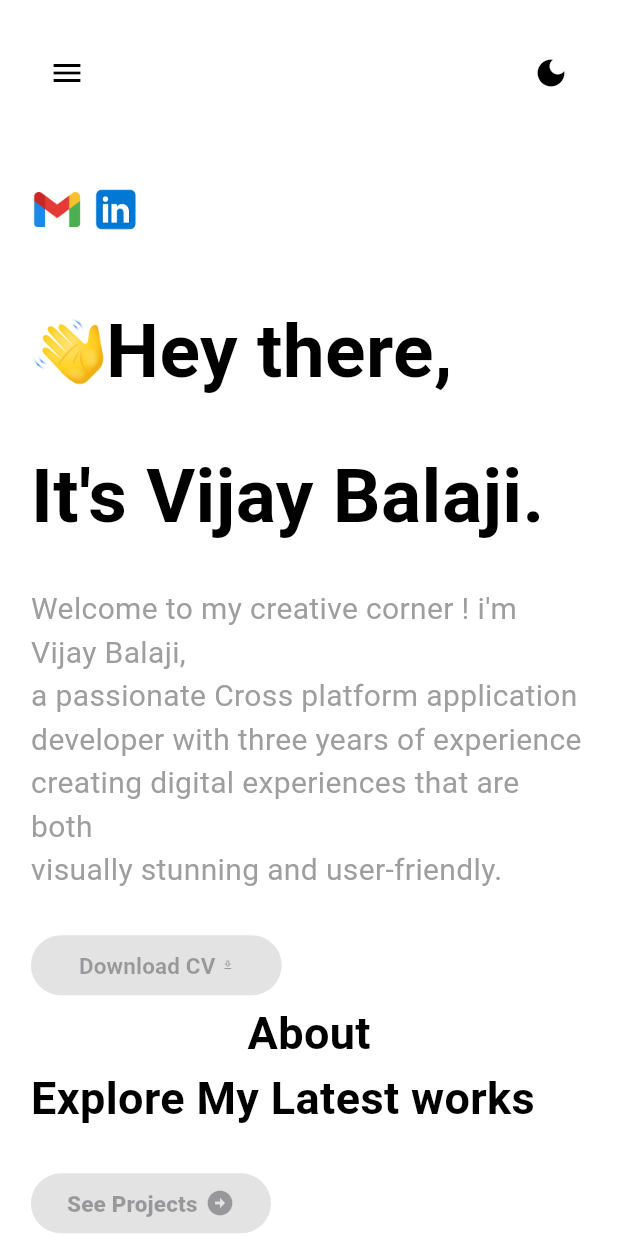
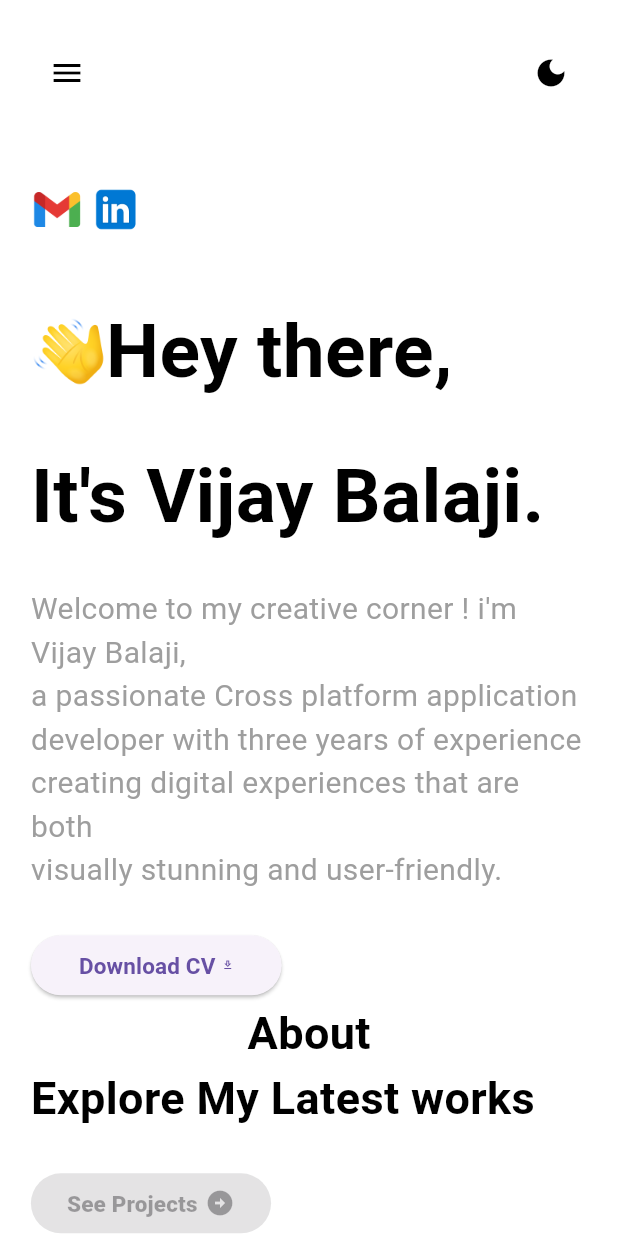
Before and after one commit to VijayBalaji6/portfolio, a Flutter app: the screen it shows after launch, after a tap on the "menu" icon, after a tap on the "dark mode" icon, on a phone screen of 412 x 824 dp. Run offline on Flutter 3.47's test engine with Material 3 defaults, Android fonts, the light colour scheme and no system bars; our stand-ins replace firebase_core, firebase_storage, flutter_riverpod, flutter_screenutil, riverpod_annotation, web; accounts and stored records are empty; network calls fail; statements that could not run were skipped.

Commit message:
social navigation added

```diff
--- a/lib/main.dart
+++ b/lib/main.dart
@@ -1,12 +1,18 @@
+import 'package:firebase_core/firebase_core.dart';
 import 'package:flutter/material.dart';
 import 'package:flutter_riverpod/flutter_riverpod.dart';
 import 'package:flutter_screenutil/flutter_screenutil.dart';
 import 'package:portfolio/constants/app_constants.dart';
+import 'package:portfolio/firebase_options.dart';
 import 'package:portfolio/providers/theme_notifier.dart';
 import 'package:portfolio/themes/app_theme.dart';
 import 'package:portfolio/views/splash/splash_view.dart';
 
-void main() {
+void main() async {
+  WidgetsFlutterBinding.ensureInitialized();
+  await Firebase.initializeApp(
+    options: DefaultFirebaseOptions.currentPlatform,
+  );
   runApp(const ProviderScope(child: MyApp()));
 }
 
--- a/lib/views/screens/home_view/widgets/home_widgets.dart
+++ b/lib/views/screens/home_view/widgets/home_widgets.dart
@@ -17,8 +17,9 @@ class HomeWidgets {
           SizedBox(
             width: 0.01.sw,
           ),
-          const HomeSocialContactButton(
+          HomeSocialContactButton(
             assetIcon: SocialIconAssets.linkedInImage,
+            onTap: () => Services.openLinkedIn(),
           ),
         ],
       );
@@ -61,7 +62,7 @@ class HomeWidgets {
           required String buttonName,
           required IconData buttonIcon}) =>
       ElevatedButton(
-        onPressed: null,
+        onPressed: tapAction,
         child: Padding(
           padding: const EdgeInsets.all(8.0),
           child: Row(
@@ -85,7 +86,7 @@ class HomeWidgets {
       );
 
   static ElevatedButton resumeHomeButton() => buildResumeButton(
-        tapAction: null,
+        tapAction: () => Services.downloadFile(),
         buttonName: HomeConstants.resume,
         buttonIcon: Icons.download_outlined,
       );
--- a/pubspec.yaml
+++ b/pubspec.yaml
@@ -11,12 +11,17 @@ dependencies:
   flutter:
     sdk: flutter
 
+  firebase_core: ^3.1.1
+  firebase_storage: ^12.1.0
   cupertino_icons: ^1.0.6
   flutter_screenutil: ^5.9.1
   flutter_riverpod: ^3.0.0-dev.3
   riverpod_annotation: ^3.0.0-dev.3
   flutter_svg: ^2.0.10+1
   url_launcher: ^6.3.0
+  dio: ^5.4.3+1
+  web: ^0.5.1
+
 
 dev_dependencies:
   flutter_test:
```
Also changed, not shown: lib/constants/app_constants.dart (+8 -0 lines), lib/services/services.dart (+47 -1 lines), lib/views/screens/contacts_view/widgets/contact_view_widgets.dart (+3 -5 lines), assets/contact/instagram.png (deleted), firebase.json, lib/firebase_options.dart (added).
